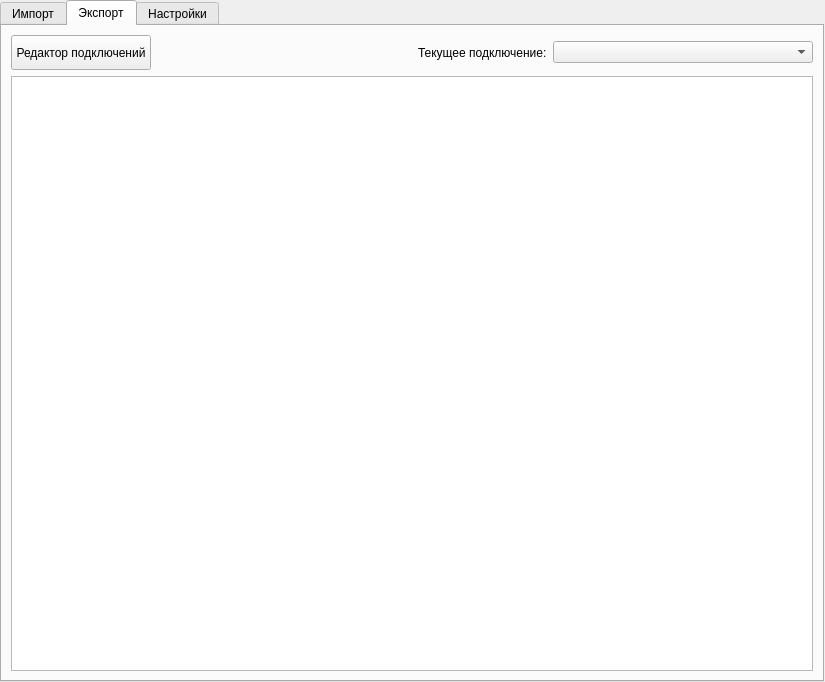
Qt form src/presentation/dialogs/resources/main_dialog.ui (Comanda-A/DXF-PostGIS-Converter) before a commit.
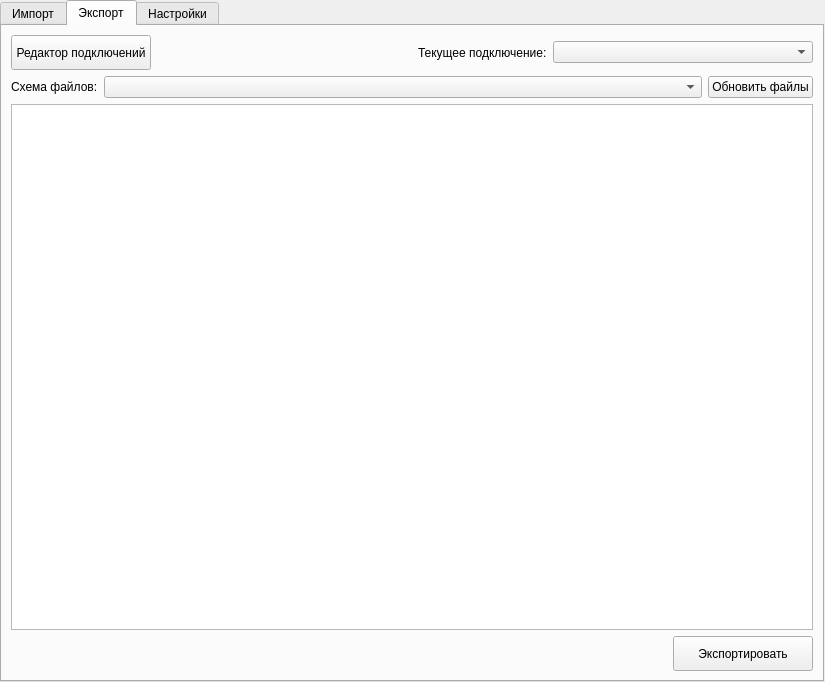
The same form after that commit.

Commit message:
Add export tab, viewer use case and DB compatibility
поддержка старой структуры таблиц, чтобы у пользователей не ломался плагин,
поддержка через ui экспорта

What changed in the file:
```diff
--- a/src/presentation/dialogs/resources/main_dialog.ui
+++ b/src/presentation/dialogs/resources/main_dialog.ui
@@ -894,6 +894,40 @@
          </item>
         </layout>
        </item>
+        <item>
+         <layout class="QHBoxLayout" name="horizontalLayout_11">
+          <item>
+           <widget class="QLabel" name="schema_label">
+            <property name="text">
+             <string>Схема файлов:</string>
+            </property>
+           </widget>
+          </item>
+          <item>
+           <widget class="QComboBox" name="schema_combo">
+            <property name="sizePolicy">
+             <sizepolicy hsizetype="Expanding" vsizetype="Fixed">
+            <horstretch>0</horstretch>
+            <verstretch>0</verstretch>
+             </sizepolicy>
+            </property>
+            <property name="minimumSize">
+             <size>
+            <width>200</width>
+            <height>0</height>
+             </size>
+            </property>
+           </widget>
+          </item>
+          <item>
+           <widget class="QPushButton" name="refresh_db_button">
+            <property name="text">
+             <string>Обновить файлы</string>
+            </property>
+           </widget>
+          </item>
+         </layout>
+        </item>
        <item>
         <widget class="QTreeWidget" name="db_tree_widget">
          <property name="sizePolicy">
@@ -920,6 +954,36 @@
          </column>
         </widget>
        </item>
+        <item>
+         <layout class="QHBoxLayout" name="horizontalLayout_12">
+          <item>
+           <spacer name="horizontalSpacer_7">
+            <property name="orientation">
+             <enum>Qt::Horizontal</enum>
+            </property>
+            <property name="sizeHint" stdset="0">
+             <size>
+            <width>40</width>
+            <height>20</height>
+             </size>
+            </property>
+           </spacer>
+          </item>
+          <item>
+           <widget class="QPushButton" name="export_db_button">
+            <property name="minimumSize">
+             <size>
+            <width>140</width>
+            <height>35</height>
+             </size>
+            </property>
+            <property name="text">
+             <string>Экспортировать</string>
+            </property>
+           </widget>
+          </item>
+         </layout>
+        </item>
       </layout>
      </widget>
      <widget class="QWidget" name="tab_3">
```
The commit also changes 16 other files.
